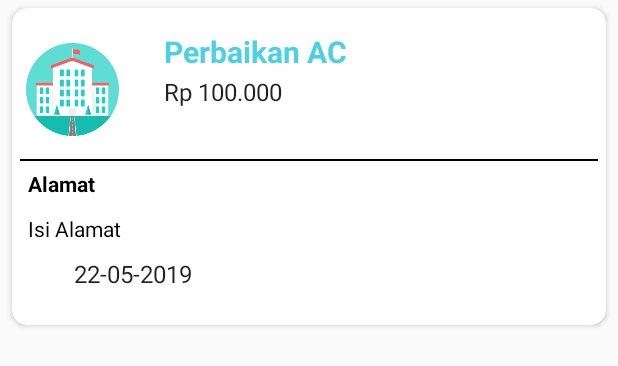
After one commit to aplikasi-ta/Lbs_kursus, an Android app: the layout itemlist_list_pesanan.xml on its own in the app's theme, with its tools: preview values and no code run, on a phone screen of 412 x 824 dp. The commit adds this screen. Shown: the top 366 px of the screen. Run offline under Robolectric (Android 15) with nearby library versions, the phone set to English and light mode, and no system bars.

Commit message:
Perubahan GPS

```diff
--- a/app/src/main/AndroidManifest.xml
+++ b/app/src/main/AndroidManifest.xml
@@ -1,7 +1,6 @@
 <?xml version="1.0" encoding="utf-8"?>
 <manifest xmlns:android="http://schemas.android.com/apk/res/android"
     package="com.trisula.lbs_kursus">
-
     <!--
          The ACCESS_COARSE/FINE_LOCATION permissions are not required to use
          Google Maps Android API v2, but you must specify either coarse or fine
@@ -18,7 +17,7 @@
         android:roundIcon="@mipmap/ic_launcher_round"
         android:supportsRtl="true"
         android:theme="@style/AppTheme">
-
+        <activity android:name=".Activity.BerandaAcivity"></activity>
         <!--
              The API key for Google Maps-based APIs is defined as a string resource.
              (See the file "res/values/google_maps_api.xml").
@@ -33,7 +32,7 @@
 
         <activity
             android:name=".Activity.MapsActivity"
-            android:label="@string/title_activity_maps"></activity>
+            android:label="@string/title_activity_maps" />
         <activity android:name=".Activity.RegisterActivity" />
         <activity android:name=".Activity.LoginActivity" />
         <activity android:name=".MainActivity">
--- a/app/src/main/java/com/trisula/lbs_kursus/Kelas/SharedVariabel.java
+++ b/app/src/main/java/com/trisula/lbs_kursus/Kelas/SharedVariabel.java
@@ -2,4 +2,9 @@ package com.trisula.lbs_kursus.Kelas;
 
 public class SharedVariabel {
     public static String AUTH_USER = "";
+    public  static String NAMA_LEMBAGA;
+    public static String ALAMAT;
+    public static String KONTAK;
+    public static String LATITUDE;
+    public static String LONGITUDE;
 }
--- a/app/src/main/java/com/trisula/lbs_kursus/KonekDB.java
+++ b/app/src/main/java/com/trisula/lbs_kursus/KonekDB.java
@@ -2,4 +2,6 @@ package com.trisula.lbs_kursus;
 
 public class KonekDB {
 public  static  String API_REGIS = "https://esri.000webhostapp.com/api_lbs/regis.php";
+public  static  String API_LOKASI = "https://esri.000webhostapp.com/api_lbs/dt_lokasi.php";
+
 }
--- /dev/null
+++ b/app/src/main/res/layout/itemlist_list_pesanan.xml
@@ -0,0 +1,150 @@
+<?xml version="1.0" encoding="utf-8"?>
+<!-- Create by : Ari & Selamat -->
+<android.support.v7.widget.CardView xmlns:android="http://schemas.android.com/apk/res/android"
+    xmlns:card_view="http://schemas.android.com/apk/res-auto"
+    android:id="@+id/cardlist_item"
+    android:layout_width="match_parent"
+    android:layout_height="wrap_content"
+    android:layout_marginBottom="5dp"
+    android:layout_marginLeft="8dp"
+    android:layout_marginRight="8dp"
+    android:layout_marginTop="5dp"
+    android:foreground="?android:attr/selectableItemBackground"
+    android:orientation="vertical"
+    card_view:cardCornerRadius="10dp"
+    card_view:cardElevation="@dimen/cardview_default_elevation">
+
+    <RelativeLayout
+        android:layout_width="match_parent"
+        android:layout_height="wrap_content"
+        android:background="?attr/selectableItemBackground"
+        android:id="@+id/relaList"
+        android:paddingTop="10dp"
+        android:paddingBottom="10dp"
+        android:clickable="true">
+
+    <LinearLayout
+        android:layout_width="match_parent"
+        android:layout_height="wrap_content"
+        android:orientation="horizontal">
+
+        <LinearLayout
+            android:padding="5dp"
+            android:orientation="vertical"
+            android:layout_width="fill_parent"
+            android:layout_height="fill_parent">
+
+            <RelativeLayout
+                android:layout_width="match_parent"
+                android:layout_height="wrap_content"
+                android:layout_toLeftOf="@+id/imgStatus"
+                android:id="@+id/rela2">
+
+               <ImageView
+                   android:id="@+id/imgFoto"
+                   android:layout_width="70dp"
+                   android:layout_height="70dp"
+                   android:paddingTop="8dp"
+                   android:src="@drawable/ic_kursus" />
+
+                <LinearLayout
+                    android:layout_width="wrap_content"
+                    android:layout_height="wrap_content"
+                    android:orientation="vertical"
+                    android:paddingBottom="8dp"
+                    android:paddingLeft="16dp"
+                    android:paddingRight="16dp"
+                    android:id="@+id/line1"
+                    android:layout_marginLeft="10dp"
+                    android:layout_toRightOf="@+id/imgFoto"
+                    >
+
+                    <TextView
+                        android:id="@+id/txtLayanan"
+                        android:layout_width="wrap_content"
+                        android:layout_height="25dp"
+                        android:lines="2"
+                        android:text="Perbaikan AC"
+                        android:textColor="@color/colorPrimary"
+                        android:textSize="20sp"
+                        android:textStyle="bold" />
+
+
+                    <TextView
+                        android:id="@+id/txtBiaya"
+                        android:layout_width="wrap_content"
+                        android:layout_height="wrap_content"
+                        android:text="Rp 100.000"
+                        android:layout_marginTop="4dp"
+                        android:textColor="@color/primary_text_default_material_light"
+                        android:textSize="@dimen/abc_text_size_subhead_material" />
+
+                </LinearLayout>
+
+                <TextView
+                    android:id="@+id/txt_idlayanan"
+                    android:layout_width="wrap_content"
+                    android:layout_height="wrap_content"
+                    android:layout_marginTop="30dp"
+                    android:layout_marginLeft="300dp"
+                    android:textColor="#fff"
+                    android:text="-" />
+
+            </RelativeLayout>
+
+            <View
+                android:layout_width="match_parent"
+                android:visibility="visible"
+                android:layout_height="1dp"
+                android:layout_marginTop="15dp"
+                android:background="#000"/>
+
+            <TextView
+                android:layout_width="match_parent"
+                android:layout_height="30dp"
+                android:layout_marginTop="5dp"
+                android:textColor="#000"
+                android:paddingLeft="5dp"
+                android:textStyle="bold"
+                android:text="Alamat"/>
+
+            <TextView
+                android:id="@+id/txt_alamat_pesan"
+                android:layout_width="match_parent"
+                android:layout_height="54dp"
+                android:paddingLeft="5dp"
+                android:text="Isi Alamat"
+                android:textColor="#000" />
+
+
+            <LinearLayout
+                android:layout_width="wrap_content"
+                android:layout_height="wrap_content"
+                android:orientation="vertical"
+                android:paddingBottom="8dp"
+                android:paddingLeft="16dp"
+                android:paddingRight="16dp"
+                android:id="@+id/line2"
+                android:layout_marginTop="-25dp"
+                android:layout_marginLeft="20dp"
+                android:layout_toRightOf="@+id/imgCal"
+                >
+
+
+                <TextView
+                    android:id="@+id/txtWaktuPesan"
+                    android:layout_width="wrap_content"
+                    android:layout_height="wrap_content"
+                    android:text="22-05-2019"
+                    android:textColor="@color/primary_text_default_material_light"
+                    android:textSize="@dimen/abc_text_size_subhead_material" />
+
+            </LinearLayout>
+
+        </LinearLayout>
+
+    </LinearLayout>
+
+    </RelativeLayout>
+
+</android.support.v7.widget.CardView>
--- a/build.gradle
+++ b/build.gradle
@@ -7,7 +7,7 @@ buildscript {
 
     }
     dependencies {
-        classpath 'com.android.tools.build:gradle:3.4.1'
+        classpath 'com.android.tools.build:gradle:3.4.2'
 
         // NOTE: Do not place your application dependencies here; they belong
         // in the individual module build.gradle files
@@ -18,7 +18,9 @@ allprojects {
     repositories {
         google()
         jcenter()
-
+        maven {
+            url "https://jitpack.io"
+        }
     }
 }
 
```
Also changed, not shown: app/build.gradle (+7 -0 lines), app/src/main/java/com/trisula/lbs_kursus/Activity/BerandaAcivity.java (added, +30 -0 lines), app/src/main/java/com/trisula/lbs_kursus/Activity/MapsActivity.java (+94 -11 lines), app/src/main/res/layout/activity_beranda_acivity.xml (added, +146 -0 lines), 3 other files.
